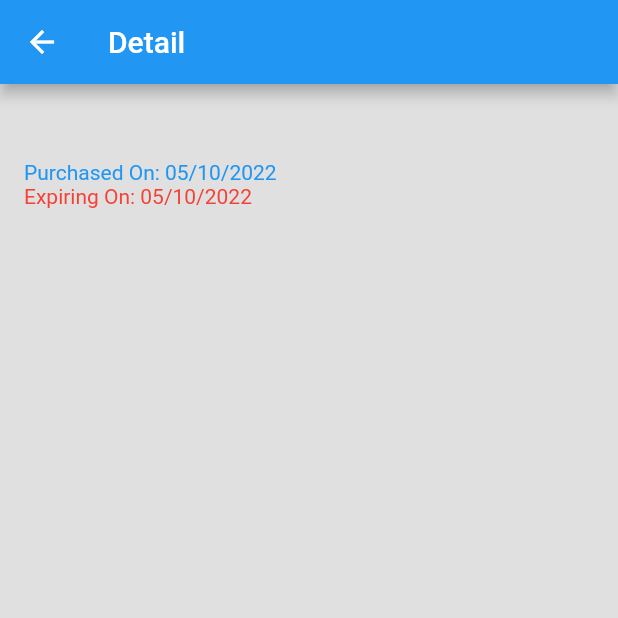
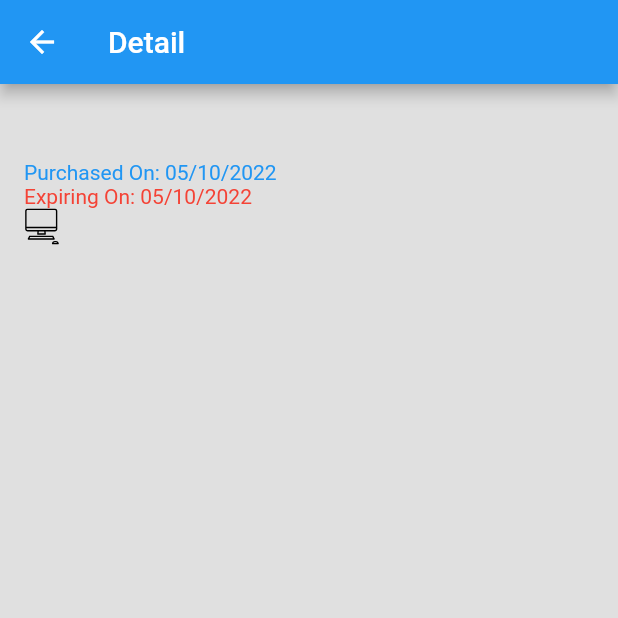
Before and after one commit to parmeshtoyou/remind_me, a Flutter app: the NoteDetailPage screen opened directly with empty values, on a phone screen of 412 x 824 dp, the top half of it. Run offline on Flutter 3.47's test engine with Material 2 defaults, Android fonts, the phone set to English and light mode, and no system bars; our stand-ins replace flutter_svg.

Commit message:
added svg sample_svg.svg

```diff
--- a/lib/pages/note_detail_page.dart
+++ b/lib/pages/note_detail_page.dart
@@ -1,4 +1,5 @@
 import 'package:flutter/material.dart';
+import 'package:flutter_svg/flutter_svg.dart';
 import 'package:remind_me/business/NoteListModel.dart';
 import 'package:remind_me/core/utils.dart';
 import 'package:remind_me/resource/strings.dart';
@@ -21,9 +22,7 @@ class _NoteDetailPageState extends State<NoteDetailPage> {
       ),
       floatingActionButton: FloatingActionButton(
         child: const Icon(Icons.edit),
-        onPressed: () {
-
-        },
+        onPressed: () {},
       ),
       body: Padding(
         padding: const EdgeInsets.all(16.0),
@@ -41,8 +40,14 @@ class _NoteDetailPageState extends State<NoteDetailPage> {
               style: const TextStyle(color: Colors.blue),
             ),
             Text(
-                "${Strings.expiringOn} ${getFormattedDate(widget.note.expiresOn)}",
-                style: const TextStyle(color: Colors.red)),
+              "${Strings.expiringOn} ${getFormattedDate(widget.note.expiresOn)}",
+              style: const TextStyle(color: Colors.red),
+            ),
+            SvgPicture.asset(
+              "assets/icons/sample_svg.svg",
+              height: 24.0,
+              width: 24.0,
+            )
           ],
         ),
       ),
--- a/pubspec.yaml
+++ b/pubspec.yaml
@@ -37,6 +37,7 @@ dependencies:
   # Use with the CupertinoIcons class for iOS style icons.
   cupertino_icons: ^1.0.2
   intl: ^0.17.0
+  flutter_svg: ^1.1.5
 
 dev_dependencies:
   flutter_test:
@@ -59,6 +60,8 @@ flutter:
   # included with your application, so that you can use the icons in
   # the material Icons class.
   uses-material-design: true
+  assets:
+    - assets/icons/
 
   # To add assets to your application, add an assets section, like this:
   # assets:
```
Also changed, not shown: assets/icons/sample_svg.svg (added).
